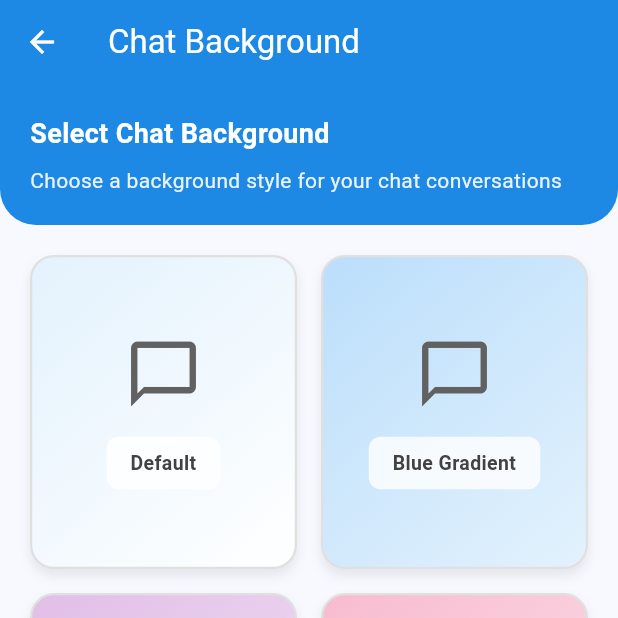
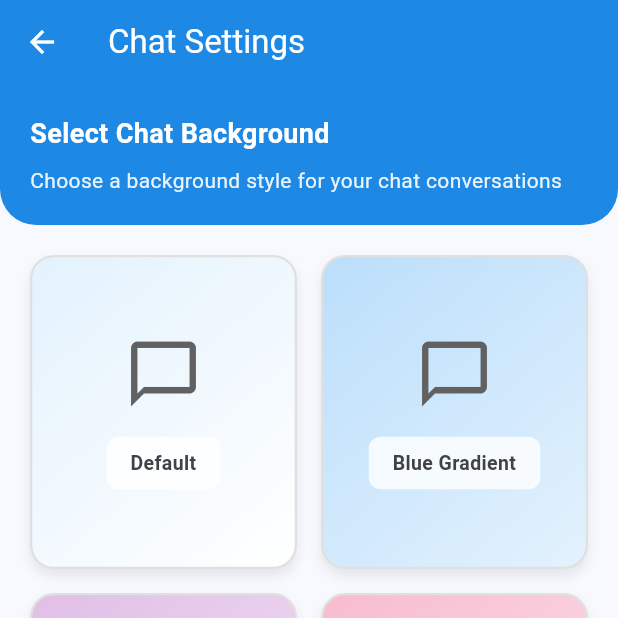
Before and after one commit to thp-hoikujouhou-jpg/Callog, a Flutter app: the ChatSettingsScreen screen opened directly, on a phone screen of 412 x 824 dp, the top half of it. Run offline on Flutter 3.47's test engine with Material 3 defaults, Android fonts, the phone set to English and light mode, and no system bars; our stand-ins replace cloud_firestore, firebase_auth, firebase_core, firebase_storage, google_sign_in, image_picker and 1 more; accounts and stored records are empty; network calls fail.

Commit message:
AppBarタイトルを「チャット背景」から「チャット設定」に変更
変更内容:
- ChatSettingsScreenのAppBarタイトルを変更
- ローディング画面のAppBarタイトルも変更
- 'chat_background' → 'chat_settings'に変更
- 説明文「チャット会話の背景スタイルを選択」はそのまま維持

表示:
タイトル: チャット設定（chat_settings）
説明文: チャット会話の背景スタイルを選択（select_chat_background）

```diff
--- a/lib/screens/chat_settings_screen.dart
+++ b/lib/screens/chat_settings_screen.dart
@@ -176,7 +176,7 @@ class _ChatSettingsScreenState extends State<ChatSettingsScreen> {
     if (_isLoading) {
       return Scaffold(
         appBar: AppBar(
-          title: Text(localService.translate('chat_background')),
+          title: Text(localService.translate('chat_settings')),
           backgroundColor: Colors.blue.shade600,
           foregroundColor: Colors.white,
           elevation: 0,
@@ -189,7 +189,7 @@ class _ChatSettingsScreenState extends State<ChatSettingsScreen> {
 
     return Scaffold(
       appBar: AppBar(
-        title: Text(localService.translate('chat_background')),
+        title: Text(localService.translate('chat_settings')),
         backgroundColor: Colors.blue.shade600,
         foregroundColor: Colors.white,
         elevation: 0,
```
